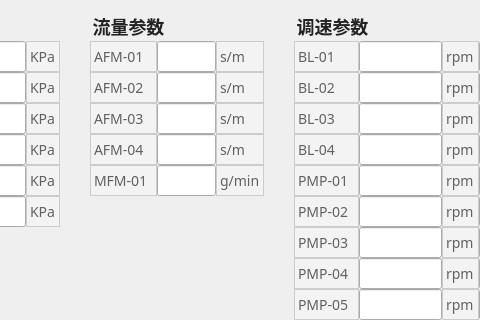
Qt form DeviceStatus/RealTimeValues/rtvalues.ui (Hccccc1/MOH_viewer) before a commit; both pictures show x 405 to 885 and y 0 to 320 of the 1206 by 773 pixel window.
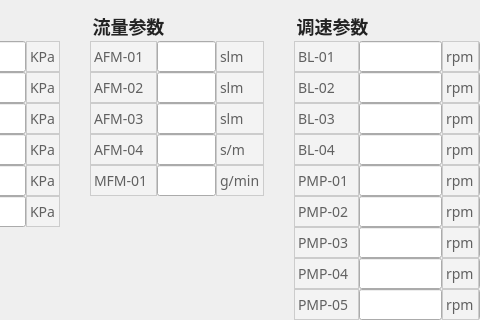
The same form after that commit.

```diff
--- a/DeviceStatus/RealTimeValues/rtvalues.ui
+++ b/DeviceStatus/RealTimeValues/rtvalues.ui
@@ -1182,7 +1182,7 @@
 }</string>
           </property>
           <property name="text">
-           <string>s/m</string>
+           <string>slm</string>
           </property>
          </widget>
         </item>
@@ -1247,7 +1247,7 @@
 }</string>
           </property>
           <property name="text">
-           <string>s/m</string>
+           <string>slm</string>
           </property>
          </widget>
         </item>
@@ -1312,7 +1312,7 @@
 }</string>
           </property>
           <property name="text">
-           <string>s/m</string>
+           <string>slm</string>
           </property>
          </widget>
         </item>
```
